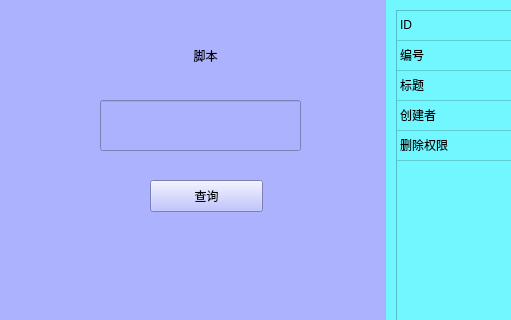
Before: the Qt Designer form UI/deleteJS.ui in LX-sys/scriptmanagement, drawn with Qt 5; both pictures show x 0 to 511 and y 0 to 320 of the 771 by 421 pixel window.
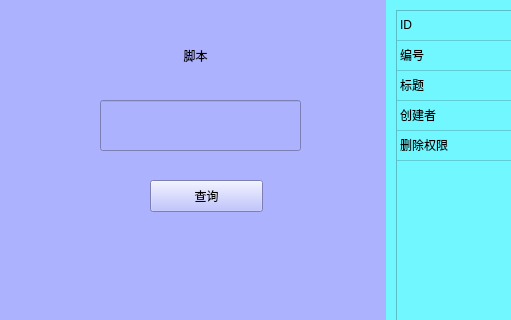
After: the same form once the commit is applied.

Commit message: 删除脚本

What changed in the file:
```diff
--- a/UI/deleteJS.ui
+++ b/UI/deleteJS.ui
@@ -61,9 +61,9 @@
      <widget class="QLabel" name="label">
       <property name="geometry">
        <rect>
-        <x>140</x>
+        <x>20</x>
         <y>30</y>
-        <width>131</width>
+        <width>351</width>
         <height>51</height>
        </rect>
       </property>
```
The commit also changes 1 other file.
